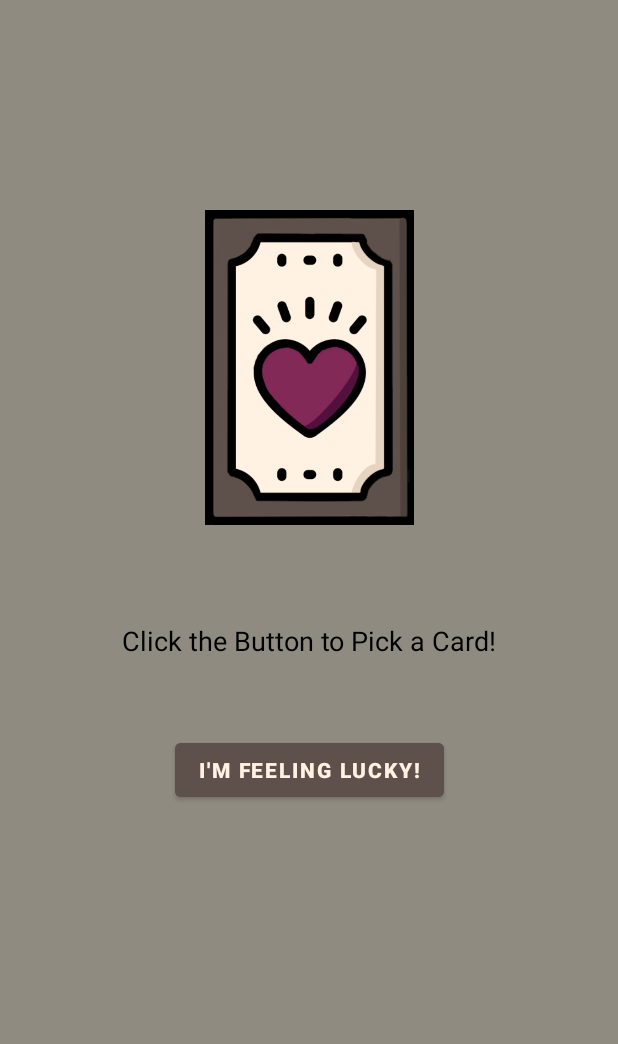
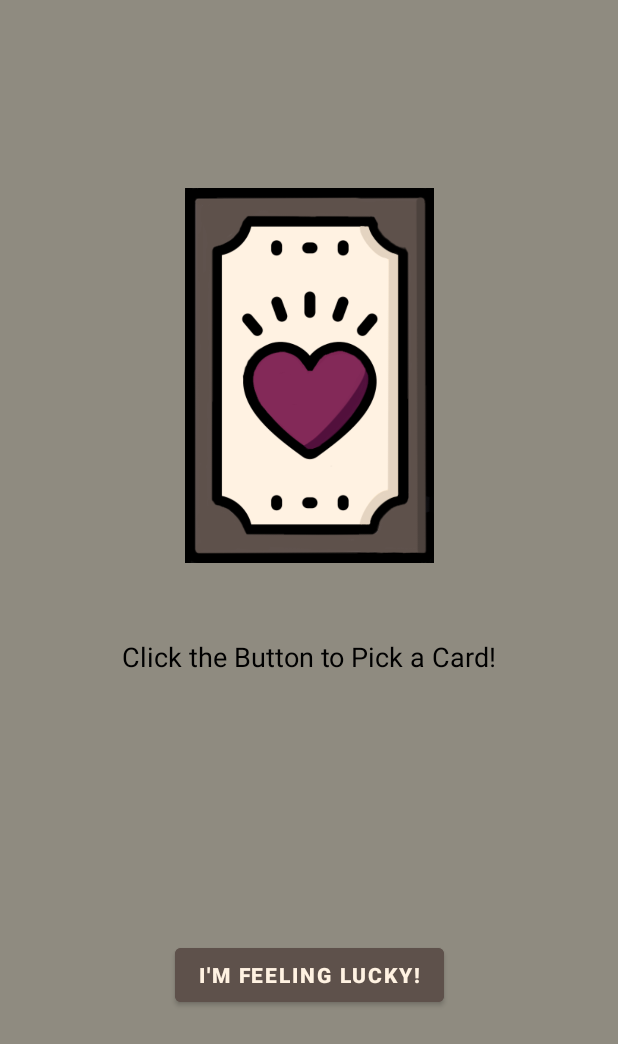
Before and after one commit to aleynaelif/Arcana, an Android app: the OneCardFragment screen opened through its navigation route, on a phone screen of 412 x 824 dp. Shown: the top 1044 px of the screen. Run offline under Robolectric (Android 15) with nearby library versions, the phone set to English and light mode, and no system bars; our stand-ins replace data binding.

Commit message:
xml files updated

```diff
--- a/app/src/main/res/layout/fragment_one_card.xml
+++ b/app/src/main/res/layout/fragment_one_card.xml
@@ -4,18 +4,19 @@
     xmlns:app="http://schemas.android.com/apk/res-auto"
     xmlns:tools="http://schemas.android.com/tools"
     >
+
     <androidx.constraintlayout.widget.ConstraintLayout
 
         android:layout_width="match_parent"
         android:layout_height="match_parent"
-    tools:context=".OneCardFragment"
-    android:background="@color/backgroundBeige">
+        android:background="@color/backgroundBeige"
+        tools:context=".OneCardFragment">
 
 
         <ImageView
             android:id="@+id/CardImage"
-        android:layout_width="139dp"
-        android:layout_height="239dp"
+            android:layout_width="wrap_content"
+            android:layout_height="250dp"
             android:layout_marginTop="125dp"
             android:src="@drawable/lovegoth"
             app:layout_constraintEnd_toEndOf="parent"
@@ -26,26 +27,29 @@
             android:id="@+id/PickACardButton"
             android:layout_width="wrap_content"
             android:layout_height="wrap_content"
-        android:layout_marginTop="50dp"
+            android:layout_marginBottom="150dp"
             android:backgroundTint="@color/buttonBrown"
             android:text="@string/lucky"
             android:textColor="@color/Beige"
             android:textStyle="bold"
+            app:layout_constraintBottom_toBottomOf="parent"
             app:layout_constraintEnd_toEndOf="parent"
-        app:layout_constraintStart_toStartOf="parent"
-        app:layout_constraintTop_toBottomOf="@+id/HowToText" />
+            app:layout_constraintStart_toStartOf="parent" />
 
         <TextView
             android:id="@+id/HowToText"
             android:layout_width="wrap_content"
             android:layout_height="wrap_content"
             android:layout_marginTop="50dp"
+            android:layout_marginBottom="100dp"
             android:text="@string/pick_a_card_text"
             android:textAppearance="@style/TextAppearance.AppCompat.Medium"
             android:textColor="#000000"
+            app:layout_constraintBottom_toTopOf="@+id/PickACardButton"
             app:layout_constraintEnd_toEndOf="parent"
             app:layout_constraintStart_toStartOf="parent"
-        app:layout_constraintTop_toBottomOf="@+id/CardImage" />
+            app:layout_constraintTop_toBottomOf="@+id/CardImage"
+            app:layout_constraintVertical_bias="0.0" />
 
     </androidx.constraintlayout.widget.ConstraintLayout>
 
```
Also changed, not shown: app/src/main/res/layout/fragment_theme_of_tarot.xml (+83 -73 lines), app/src/main/res/layout/fragment_three_card.xml (+8 -6 lines). Lines whose indentation alone changed are shown as unchanged.
